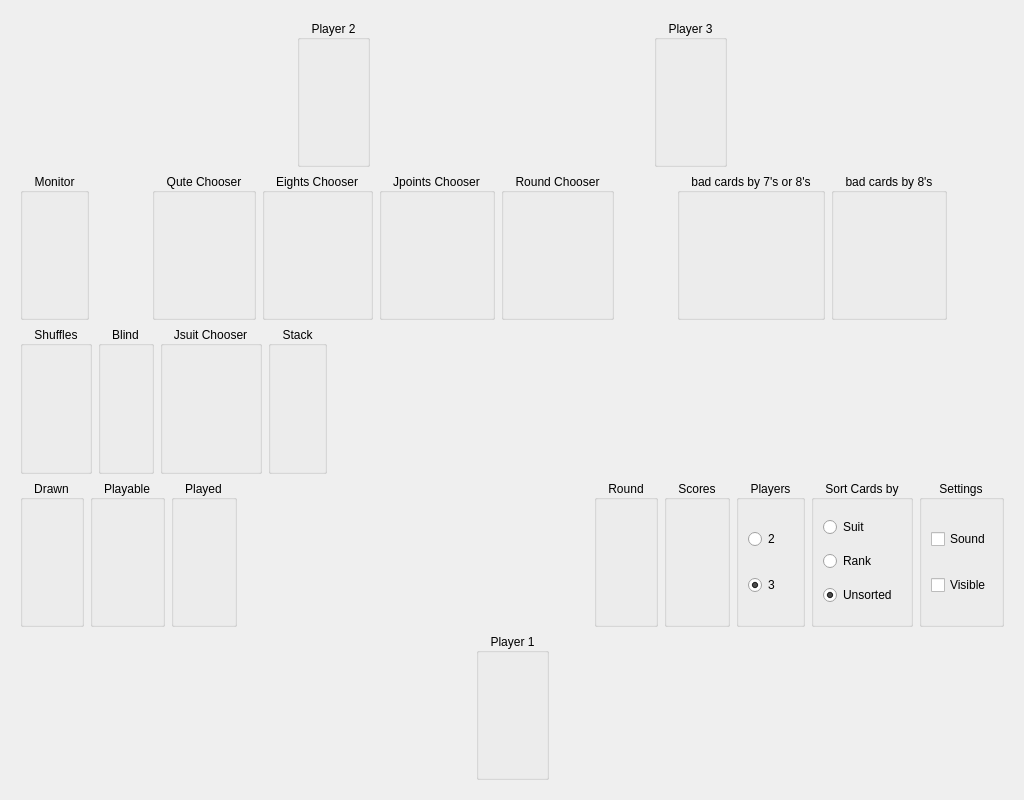
squawk7x/aQuteCardGame, file table.ui: the form before one commit.
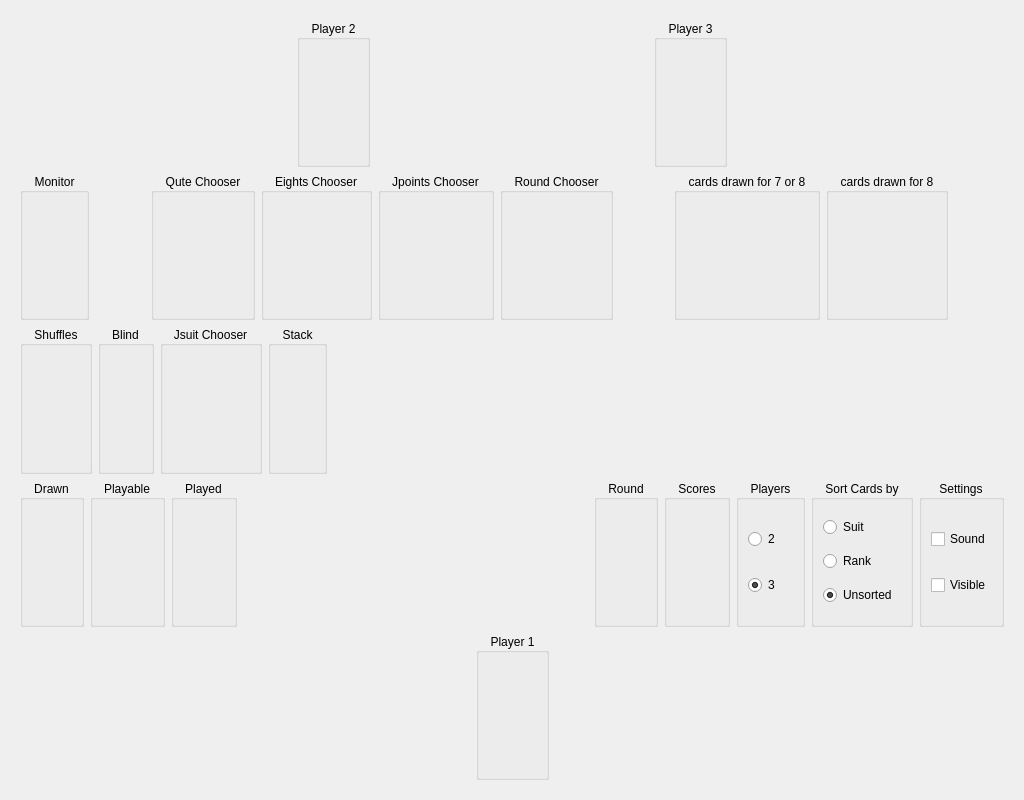
The form after the commit.

Commit message:
Stack::onStackCardPlayed corrected
no cards get lost

The edit to the form file:
```diff
--- a/table.ui
+++ b/table.ui
@@ -208,7 +208,7 @@
         <item>
          <widget class="QGroupBox" name="gbGot1">
           <property name="title">
-           <string>bad cards by 7's or 8's</string>
+           <string>cards drawn for 7 or 8</string>
           </property>
           <property name="alignment">
            <set>Qt::AlignCenter</set>
@@ -222,7 +222,7 @@
         <item>
          <widget class="QGroupBox" name="gbGot2">
           <property name="title">
-           <string>bad cards by 8's</string>
+           <string>cards drawn for 8</string>
           </property>
           <property name="alignment">
            <set>Qt::AlignCenter</set>
```
The commit also changes 5 other files.
